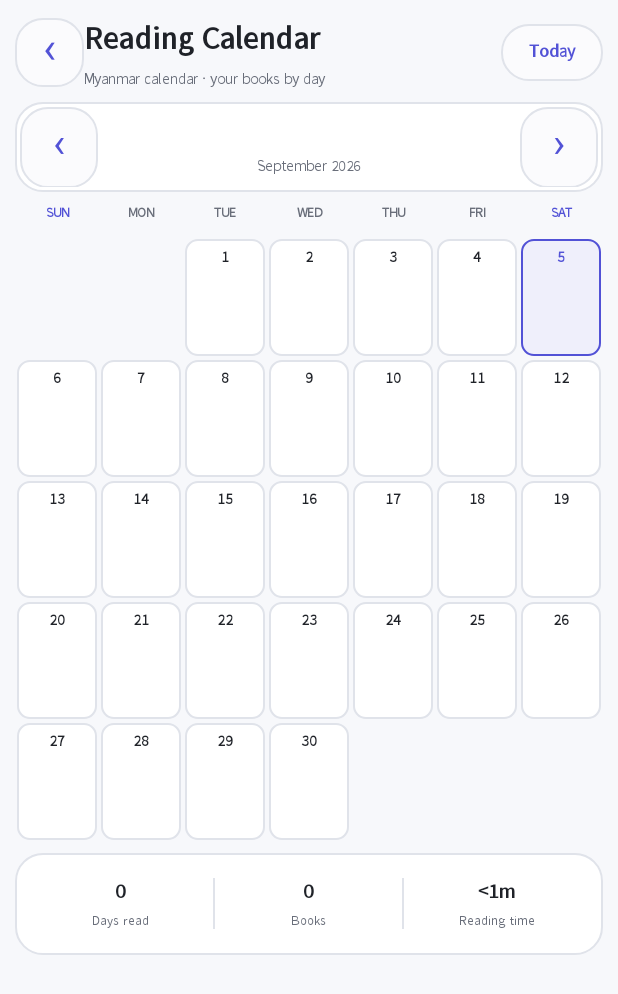
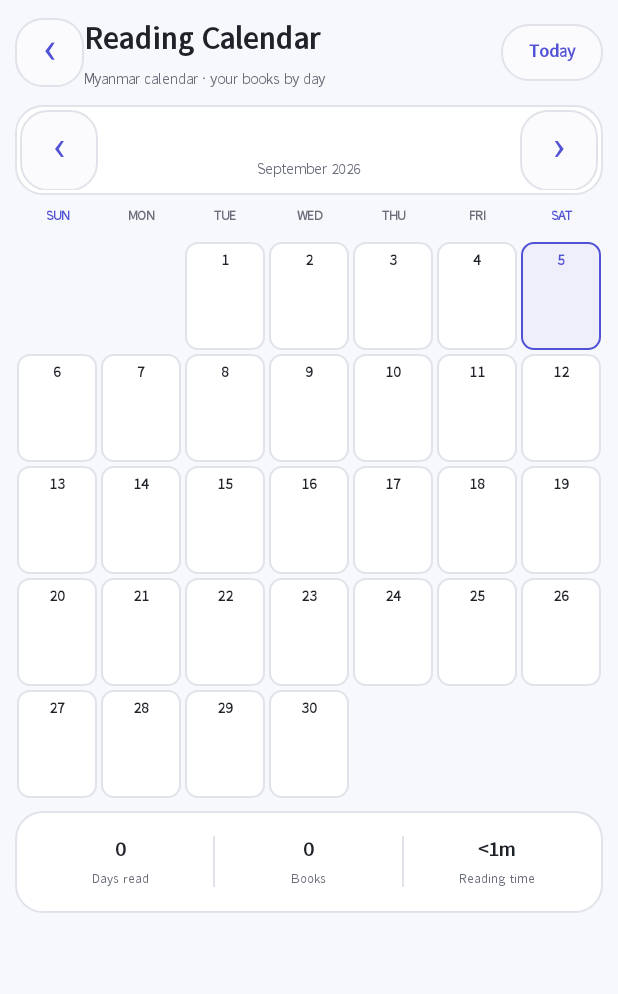
Before and after one commit to whispermmepub/wow-reader-lab, an Android app: the ReadingCalendarActivity screen opened directly, with no data from a screen before it, on a phone screen of 412 x 824 dp. Shown: the top 994 px of the screen. Run offline under Robolectric (Android 15) with nearby library versions, the phone set to English and light mode, and no system bars; network calls fail; 10 statements that could not run were skipped.

Commit message:
Polish v42 reading calendar layout

```diff
--- a/app/src/main/java/com/whisper/wowreader/ReadingCalendarActivity.java
+++ b/app/src/main/java/com/whisper/wowreader/ReadingCalendarActivity.java
@@ -13,6 +13,7 @@ import android.widget.FrameLayout;
 import android.widget.GridLayout;
 import android.widget.ImageView;
 import android.widget.LinearLayout;
+import android.widget.ScrollView;
 import android.widget.TextView;
 
 import java.io.File;
@@ -36,6 +37,11 @@ public class ReadingCalendarActivity extends Activity {
         Calendar now = Calendar.getInstance();
         year = now.get(Calendar.YEAR);
         month = now.get(Calendar.MONTH) + 1;
+        render();
+    }
+
+    @Override protected void onRestart() {
+        super.onRestart();
         render();
     }
 
@@ -69,6 +75,15 @@ public class ReadingCalendarActivity extends Activity {
         top.addView(today, new LinearLayout.LayoutParams(ui.dp(68), ui.dp(38)));
         root.addView(top, new LinearLayout.LayoutParams(ViewGroup.LayoutParams.MATCH_PARENT, ui.dp(54)));
 
+        ScrollView scroll = new ScrollView(this);
+        scroll.setVerticalScrollBarEnabled(false);
+        scroll.setFillViewport(true);
+        LinearLayout body = new LinearLayout(this);
+        body.setOrientation(LinearLayout.VERTICAL);
+        body.setPadding(0, ui.dp(2), 0, ui.dp(16));
+        scroll.addView(body, new ScrollView.LayoutParams(
+                ViewGroup.LayoutParams.MATCH_PARENT, ViewGroup.LayoutParams.WRAP_CONTENT));
+
         LinearLayout monthCard = new LinearLayout(this);
         monthCard.setGravity(Gravity.CENTER_VERTICAL);
         monthCard.setPadding(ui.dp(3), ui.dp(3), ui.dp(3), ui.dp(3));
@@ -95,7 +110,7 @@ public class ReadingCalendarActivity extends Activity {
         next.setOnClickListener(v -> moveMonth(1));
         monthCard.addView(next, new LinearLayout.LayoutParams(ui.dp(52), ui.dp(54)));
         LinearLayout.LayoutParams monthLp = new LinearLayout.LayoutParams(ViewGroup.LayoutParams.MATCH_PARENT, ui.dp(60));
-        monthLp.topMargin = ui.dp(6); root.addView(monthCard, monthLp);
+        monthLp.topMargin = ui.dp(6); body.addView(monthCard, monthLp);
 
         GridLayout dow = new GridLayout(this);
         dow.setColumnCount(7);
@@ -106,7 +121,7 @@ public class ReadingCalendarActivity extends Activity {
             GridLayout.LayoutParams lp = weightedCell(ui.dp(26));
             dow.addView(dayName, lp);
         }
-        root.addView(dow, new LinearLayout.LayoutParams(ViewGroup.LayoutParams.MATCH_PARENT, ui.dp(30)));
+        body.addView(dow, new LinearLayout.LayoutParams(ViewGroup.LayoutParams.MATCH_PARENT, ui.dp(30)));
 
         GridLayout grid = new GridLayout(this);
         grid.setColumnCount(7);
@@ -115,13 +130,13 @@ public class ReadingCalendarActivity extends Activity {
         first.clear(); first.set(year, month - 1, 1, 12, 0, 0);
         int offset = first.get(Calendar.DAY_OF_WEEK) - Calendar.SUNDAY;
         int days = first.getActualMaximum(Calendar.DAY_OF_MONTH);
-        for (int i = 0; i < offset; i++) grid.addView(new View(this), weightedCell(ui.dp(78)));
+        for (int i = 0; i < offset; i++) grid.addView(new View(this), weightedCell(ui.dp(72)));
         Calendar now = Calendar.getInstance();
-        for (int day = 1; day <= days; day++) grid.addView(dayCell(day, now), weightedCell(ui.dp(78)));
+        for (int day = 1; day <= days; day++) grid.addView(dayCell(day, now), weightedCell(ui.dp(72)));
         int used = offset + days;
         int remaining = (7 - (used % 7)) % 7;
-        for (int i = 0; i < remaining; i++) grid.addView(new View(this), weightedCell(ui.dp(78)));
-        root.addView(grid, new LinearLayout.LayoutParams(ViewGroup.LayoutParams.MATCH_PARENT, ViewGroup.LayoutParams.WRAP_CONTENT));
+        for (int i = 0; i < remaining; i++) grid.addView(new View(this), weightedCell(ui.dp(72)));
+        body.addView(grid, new LinearLayout.LayoutParams(ViewGroup.LayoutParams.MATCH_PARENT, ViewGroup.LayoutParams.WRAP_CONTENT));
 
         LinearLayout summary = new LinearLayout(this);
         summary.setOrientation(LinearLayout.HORIZONTAL);
@@ -137,8 +152,10 @@ public class ReadingCalendarActivity extends Activity {
         summary.addView(divider(), new LinearLayout.LayoutParams(ui.dp(1), ui.dp(34)));
         summary.addView(metric(ui.formatDuration(time), "Reading time"), new LinearLayout.LayoutParams(0, ui.dp(54), 1f));
         LinearLayout.LayoutParams sumLp = new LinearLayout.LayoutParams(ViewGroup.LayoutParams.MATCH_PARENT, ui.dp(68));
-        sumLp.topMargin = ui.dp(7); root.addView(summary, sumLp);
+        sumLp.topMargin = ui.dp(7); body.addView(summary, sumLp);
 
+        root.addView(scroll, new LinearLayout.LayoutParams(
+                ViewGroup.LayoutParams.MATCH_PARENT, 0, 1f));
         setContentView(root);
         AppWindowInsets.apply(this, root, ui.background, ui.darkSystemIcons);
     }
@@ -158,7 +175,9 @@ public class ReadingCalendarActivity extends Activity {
         cell.setClickable(true);
         cell.setOnClickListener(v -> openDay(day, key));
 
-        TextView number = label(String.valueOf(day), 10.8f, isToday ? ui.accent : ui.primary, true);
+        boolean hasDailyNote = !ReadingStatsStore.dailyNote(prefs, key).isEmpty();
+        String numberText = hasDailyNote ? day + " •" : String.valueOf(day);
+        TextView number = label(numberText, 10.8f, isToday || hasDailyNote ? ui.accent : ui.primary, true);
         number.setGravity(Gravity.CENTER);
         cell.addView(number, new LinearLayout.LayoutParams(ViewGroup.LayoutParams.MATCH_PARENT, ui.dp(18)));
         MyanmarCalendarBridge.Info info = MyanmarCalendarBridge.info(year, month, day);
--- a/app/src/main/java/com/whisper/wowreader/ReadingDayActivity.java
+++ b/app/src/main/java/com/whisper/wowreader/ReadingDayActivity.java
@@ -41,7 +41,7 @@ public class ReadingDayActivity extends Activity {
         render();
     }
 
-    @Override protected void onResume() { super.onResume(); if (ui != null) render(); }
+    @Override protected void onRestart() { super.onRestart(); if (ui != null) render(); }
 
     private void render() {
         LinearLayout root = new LinearLayout(this);
--- a/app/src/main/java/com/whisper/wowreader/ReadingMemoryActivity.java
+++ b/app/src/main/java/com/whisper/wowreader/ReadingMemoryActivity.java
@@ -37,7 +37,7 @@ public class ReadingMemoryActivity extends Activity {
         render();
     }
 
-    @Override protected void onResume() { super.onResume(); if (ui != null) render(); }
+    @Override protected void onRestart() { super.onRestart(); if (ui != null) render(); }
 
     private void render() {
         LinearLayout root = new LinearLayout(this); root.setOrientation(LinearLayout.VERTICAL); root.setPadding(ui.dp(12), ui.dp(8), ui.dp(12), ui.dp(12)); root.setBackgroundColor(ui.background);
```
